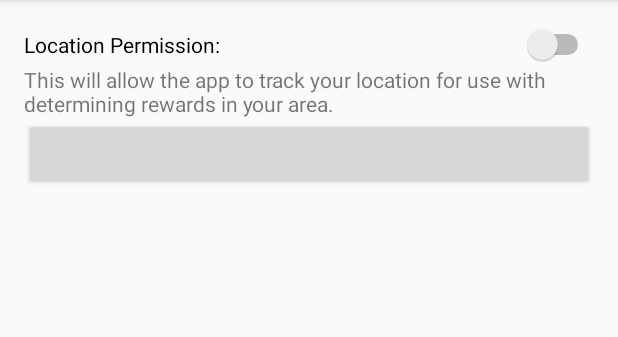
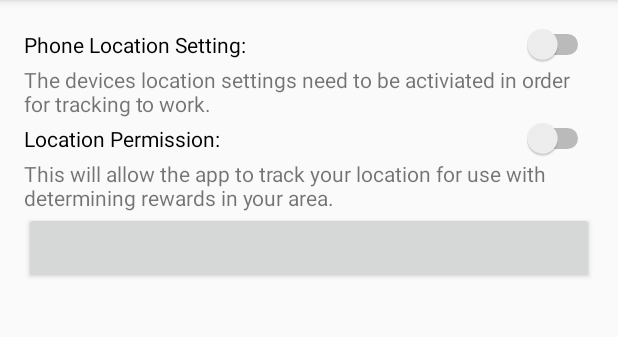
Before and after one commit to afeldman1/AchievementRewards, an Android app: the SettingsActivity screen opened directly, with no data from a screen before it, on a phone screen of 412 x 824 dp, the part 84-421 px from its top. Run offline under Robolectric (Android 15) with nearby library versions, the light colour scheme and no system bars; libraries missing offline, so code that uses them is left out: com.facebook, com.facebook.login; plain views replace LoginButton.

Commit message:
Added another option

```diff
--- a/app/src/main/java/com/applications/achievementRewards/achievementRewardsAndroid/SettingsActivity.java
+++ b/app/src/main/java/com/applications/achievementRewards/achievementRewardsAndroid/SettingsActivity.java
@@ -9,5 +9,8 @@ public class SettingsActivity extends AppCompatActivity {
     protected void onCreate(Bundle savedInstanceState) {
         super.onCreate(savedInstanceState);
         setContentView(R.layout.activity_settings);
+
+
+
     }
 }
--- a/app/src/main/res/layout/activity_settings.xml
+++ b/app/src/main/res/layout/activity_settings.xml
@@ -12,7 +12,7 @@
         android:layout_height="wrap_content"
         android:text="@string/settings_switch_1"
         android:id="@+id/switch1"
-        android:layout_alignParentTop="true"
+        android:layout_below="@+id/textView2"
         android:layout_alignParentLeft="true"
         android:layout_alignParentStart="true"
         android:layout_alignParentRight="true"
@@ -37,4 +37,25 @@
         android:layout_alignParentLeft="true"
         android:layout_alignParentStart="true" />
 
+    <Switch
+        android:layout_width="wrap_content"
+        android:layout_height="wrap_content"
+        android:text="@string/settings_switch_0"
+        android:id="@+id/switch2"
+        android:layout_alignParentTop="true"
+        android:layout_alignParentLeft="true"
+        android:layout_alignParentStart="true"
+        android:layout_alignParentRight="true"
+        android:layout_alignParentEnd="true" />
+
+    <TextView
+        android:layout_width="wrap_content"
+        android:layout_height="wrap_content"
+        android:textAppearance="?android:attr/textAppearanceSmall"
+        android:text="@string/settings_switch_0_details"
+        android:id="@+id/textView2"
+        android:layout_below="@+id/switch2"
+        android:layout_alignParentLeft="true"
+        android:layout_alignParentStart="true" />
+
 </RelativeLayout>
--- a/app/src/main/res/values/strings.xml
+++ b/app/src/main/res/values/strings.xml
@@ -4,4 +4,6 @@
     <string name="facebook_app_id">1659980030952665</string>
     <string name="settings_switch_1">Location Permission: </string>
     <string name="settings_switch_1_details">This will allow the app to track your location for use with determining rewards in your area.</string>
+    <string name="settings_switch_0">Phone Location Setting: </string>
+    <string name="settings_switch_0_details">The devices location settings need to be activiated in order for tracking to work.</string>
 </resources>
```
